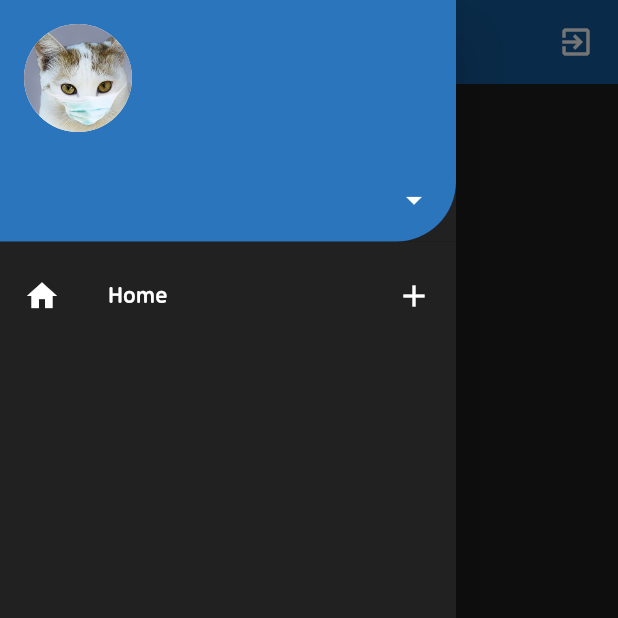
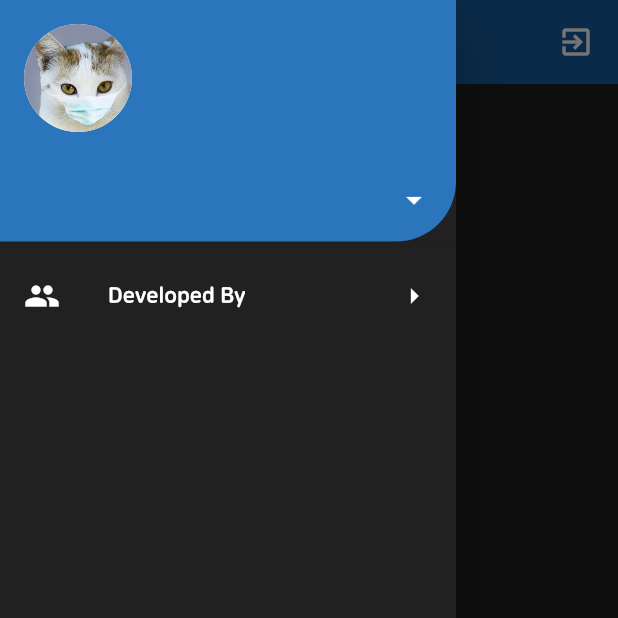
Before and after one commit to YANG087/minitalk-flutter, a Flutter app: the ChatRoom screen opened directly, with the side drawer open, on a phone screen of 412 x 824 dp, the top half of it. Run offline on Flutter 3.47's test engine with Material 2 defaults, Android fonts, the phone set to English and light mode, and no system bars; our stand-ins replace cloud_firestore, firebase_auth, google_sign_in, shared_preferences; accounts and stored records are empty.

Commit message:
개발자페이지 추가

```diff
--- a/lib/views/forgot_password.dart
+++ b/lib/views/forgot_password.dart
@@ -155,6 +155,5 @@ class _ForgotPasswordState extends State<ForgotPassword> {
         ),
       ),
     );
-    ;
   }
 }
--- a/lib/widget/mainDrawer.dart
+++ b/lib/widget/mainDrawer.dart
@@ -1,4 +1,5 @@
 import 'package:chatapp/helper/helperfunctions.dart';
+import 'package:chatapp/views/DevelopedInfo.dart';
 import 'package:chatapp/widget/widget.dart';
 import 'package:flutter/material.dart';
 
@@ -51,21 +52,24 @@ class _MainDrawerState extends State<MainDrawer> {
             ),
             ListTile(
               leading: Icon(
-                Icons.home,
+                Icons.people,
                 color: Colors.white,
               ),
               title: Text(
-                'Home',
+                'Developed By',
                 style: TextStyle(
                   color: Colors.white
                 ),
               ),
               trailing: Icon(
-                Icons.add,
+                Icons.arrow_right,
                 color: Colors.white,
               ),
               onTap: () {
-                print('Home!');
+                Navigator.push(
+                    context,
+                    MaterialPageRoute(
+                        builder: (context) => DeveloperInfo()));
               },
             ),
           ],
```
Also changed, not shown: lib/views/DevelopedInfo.dart (added, +48 -0 lines).
